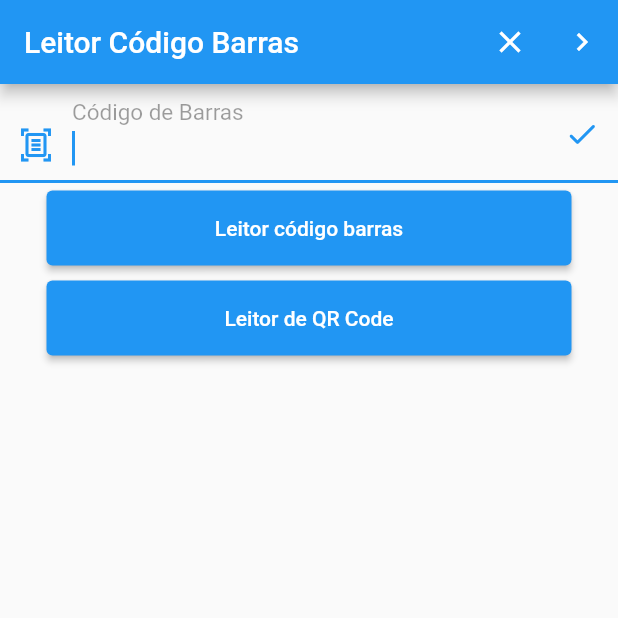
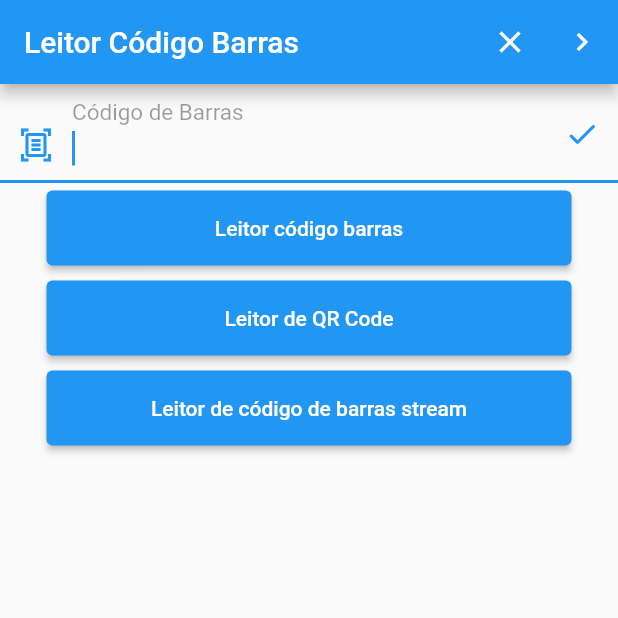
Before and after one commit to rafaelcorrea26/flutter_barcode_scanner, a Flutter app: the screen it shows after launch, after a tap on "Leitor de QR Code", on a phone screen of 412 x 824 dp, the top half of it. Run offline on Flutter 3.47's test engine with Material 2 defaults, Android fonts, the phone set to English and light mode, and no system bars; missing offline and left inert: flutter_barcode_scanner.

Commit message:
Projeto teste componente flutter_barcode_scanner
https://pub.dev/packages/flutter_barcode_scanner

```diff
--- a/lib/BarcodePage.dart
+++ b/lib/BarcodePage.dart
@@ -30,9 +30,11 @@ class _BarcodePageState extends State<BarcodePage> {
     // Platform messages may fail, so we use a try/catch PlatformException.
     try {
       barcodeScanRes = await FlutterBarcodeScanner.scanBarcode('#ff6666', 'Cancelar', true, ScanMode.QR);
-      print(barcodeScanRes);
+      if (barcodeScanRes == '-1') {
+        barcodeScanRes = 'Leitura cancelada';
+      }
     } on PlatformException {
-      barcodeScanRes = 'Failed to get platform version.';
+      barcodeScanRes = 'Falha ao obter a versão da plataforma.';
     }
 
     if (!mounted) return;
@@ -52,7 +54,7 @@ class _BarcodePageState extends State<BarcodePage> {
 
       print(barcodeScanRes);
     } on PlatformException {
-      barcodeScanRes = 'Failed to get platform version.';
+      barcodeScanRes = 'Falha ao obter a versão da plataforma.';
     }
 
     if (!mounted) return;
@@ -119,13 +121,13 @@ class _BarcodePageState extends State<BarcodePage> {
                 onPressed: () => scanQR(),
                 child: Text('Leitor de QR Code')),
           ),
-          // Padding(
-          //   padding: const EdgeInsets.all(5.0),
-          //   child: ElevatedButton(
-          //       style: ElevatedButton.styleFrom(fixedSize: const Size(350, 50), primary: Colors.blue),
-          //       onPressed: () => startBarcodeScanStream(),
-          //       child: Text('Leitor de código de barras em stream')),
-          // ),
+          Padding(
+            padding: const EdgeInsets.all(5.0),
+            child: ElevatedButton(
+                style: ElevatedButton.styleFrom(fixedSize: const Size(350, 50), primary: Colors.blue),
+                onPressed: () => startBarcodeScanStream(),
+                child: Text('Leitor de código de barras stream')),
+          ),
         ]));
   }
 
```
